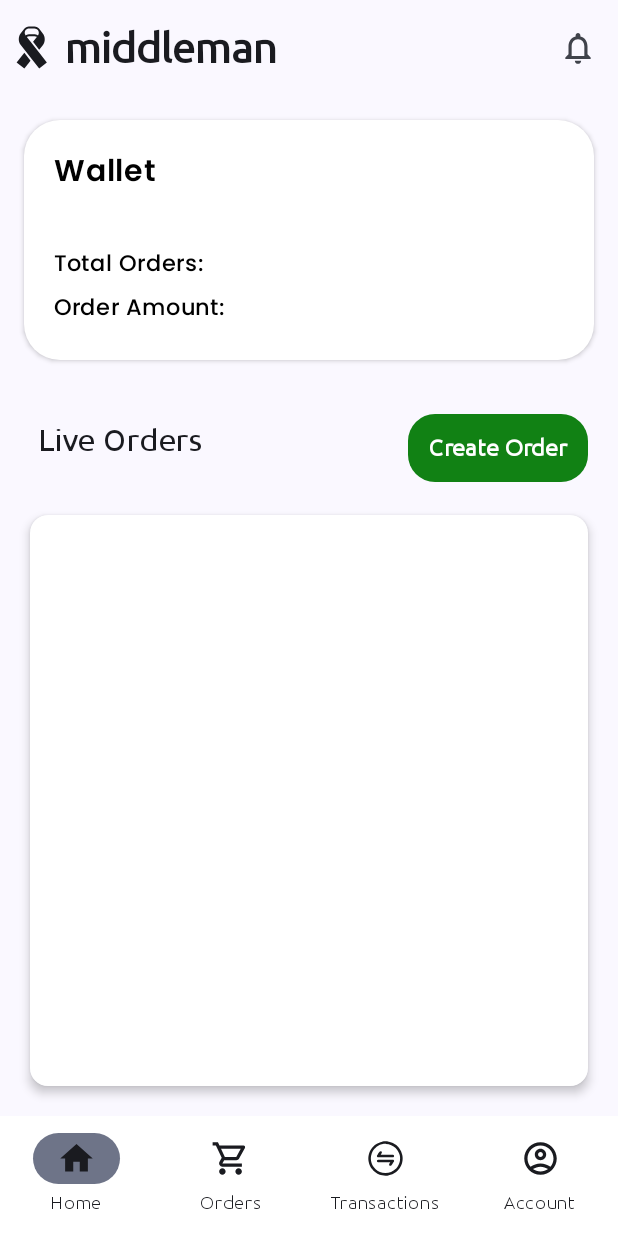
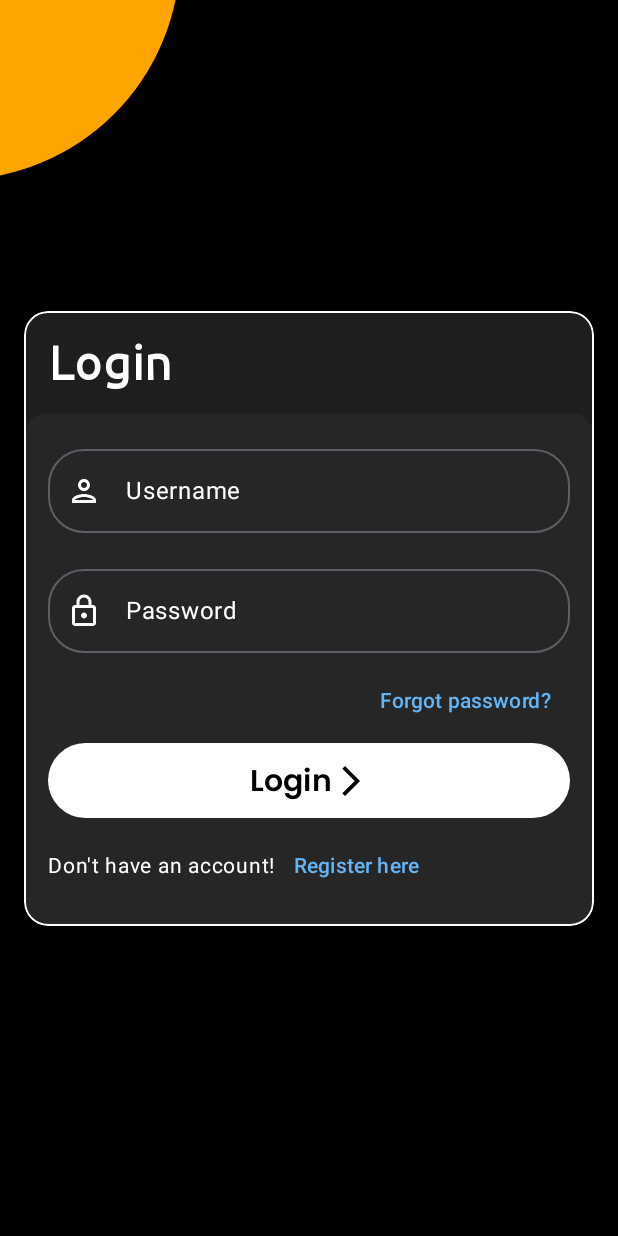
Before and after one commit to ideatmind/Middleman, an Android app built with Jetpack Compose: the screen it shows after launch (MainActivity), on a phone screen of 412 x 824 dp. Run offline under Robolectric (Android 15) with nearby library versions, the phone set to English and light mode, and no system bars.

Commit message:
added navigation

```diff
--- a/app/src/main/java/com/middleman/contracts/MainActivity.kt
+++ b/app/src/main/java/com/middleman/contracts/MainActivity.kt
@@ -1,5 +1,6 @@
 package com.middleman.contracts
 
+import android.annotation.SuppressLint
 import android.os.Bundle
 import androidx.activity.ComponentActivity
 import androidx.activity.compose.setContent
@@ -8,9 +9,14 @@ import androidx.compose.foundation.layout.fillMaxSize
 import androidx.compose.material3.MaterialTheme
 import androidx.compose.material3.Surface
 import androidx.compose.ui.Modifier
+import androidx.navigation.compose.rememberNavController
+import com.middleman.contracts.navigation.NavGraph
+import com.middleman.contracts.screens.LoginScreen
+import com.middleman.contracts.screens.RegisterScreen
 import com.middleman.contracts.ui.theme.ContractsTheme
 
 class MainActivity : ComponentActivity() {
+    @SuppressLint("NewApi")
     override fun onCreate(savedInstanceState: Bundle?) {
         super.onCreate(savedInstanceState)
         enableEdgeToEdge()
@@ -21,7 +27,9 @@ class MainActivity : ComponentActivity() {
                     color = MaterialTheme.colorScheme.background,
 //                    shape = {}
                 ) {
-                    HomeScreen()
+                    val navController = rememberNavController()
+                    NavGraph(navController)
+//                    RegisterScreen(navController)
                 }
             }
         }
--- a/app/src/main/java/com/middleman/contracts/LiveOrders.kt
+++ b/app/src/main/java/com/middleman/contracts/components/LiveOrders.kt
@@ -1,4 +1,4 @@
-package com.middleman.contracts
+package com.middleman.contracts.components
 
 import androidx.compose.foundation.background
 import androidx.compose.foundation.layout.Box
--- a/app/src/main/java/com/middleman/contracts/WalletInfo.kt
+++ b/app/src/main/java/com/middleman/contracts/components/WalletInfo.kt
@@ -1,4 +1,4 @@
-package com.middleman.contracts
+package com.middleman.contracts.components
 
 import androidx.compose.foundation.layout.Column
 import androidx.compose.foundation.layout.fillMaxWidth
--- /dev/null
+++ b/app/src/main/java/com/middleman/contracts/navigation/NavGraph.kt
@@ -0,0 +1,48 @@
+package com.middleman.contracts.navigation
+
+import android.os.Build
+import androidx.annotation.RequiresApi
+import androidx.compose.runtime.Composable
+import androidx.navigation.NavHostController
+import androidx.navigation.compose.NavHost
+import androidx.navigation.compose.composable
+import com.middleman.contracts.screens.HomeScreen
+import com.middleman.contracts.screens.LoginScreen
+import com.middleman.contracts.screens.RegisterScreen
+
+@RequiresApi(Build.VERSION_CODES.TIRAMISU)
+@Composable
+fun NavGraph(
+    navController: NavHostController
+) {
+    NavHost(navController = navController, startDestination = Routes.Login.routes) {
+//        composable(Routes.Splash.routes) {
+//            Splash(navController)
+//        }
+//        composable(Routes.Notification.routes) {
+//            Notification()
+//        }
+        composable(Routes.Home.routes) {
+            HomeScreen(navController)
+        }
+//        composable(Routes.Search.routes) {
+//            Search()
+//        }
+//        composable(Routes.Profile.routes) {
+//            Profile(navController)
+//        }
+//        composable(Routes.BottomNav.routes) {
+//            BottomNav(navController)
+//        }
+//        composable(Routes.AddThreads.routes) {
+//            AddThreads(navController)
+//        }
+        composable(Routes.Login.routes) {
+            LoginScreen(navController)
+        }
+        composable(Routes.Register.routes) {
+            RegisterScreen(navController)
+        }
+
+    }
+}
--- /dev/null
+++ b/app/src/main/java/com/middleman/contracts/navigation/Routes.kt
@@ -0,0 +1,14 @@
+package com.middleman.contracts.navigation
+
+sealed class Routes (val routes : String){
+    object Home : Routes("home")
+    object Search : Routes("search")
+    object Profile : Routes("profile")
+    object Splash : Routes("splash")
+    object AddThreads : Routes("addThreads")
+    object Notification : Routes("notifications")
+    object BottomNav : Routes("bottomNav")
+    object Login : Routes("login")
+    object Register : Routes("register")
+
+}
--- a/app/src/main/java/com/middleman/contracts/HomeScreen.kt
+++ b/app/src/main/java/com/middleman/contracts/screens/HomeScreen.kt
@@ -1,4 +1,4 @@
-package com.middleman.contracts
+package com.middleman.contracts.screens
 
 import android.annotation.SuppressLint
 import androidx.compose.foundation.background
@@ -28,12 +28,17 @@ import androidx.compose.ui.res.painterResource
 import androidx.compose.ui.text.font.FontWeight
 import androidx.compose.ui.unit.dp
 import androidx.compose.ui.unit.sp
+import androidx.navigation.NavHostController
+import com.middleman.contracts.BottomNavigationBar
+import com.middleman.contracts.components.LiveOrders
+import com.middleman.contracts.R
+import com.middleman.contracts.components.WalletInfo
 import com.middleman.contracts.ui.theme.ubuntuFontFamily
 
 @SuppressLint("UnusedMaterial3ScaffoldPaddingParameter")
 @OptIn(ExperimentalMaterial3Api::class)
 @Composable
-fun HomeScreen() {
+fun HomeScreen(navController: NavHostController) {
     Scaffold(
         topBar = {
             TopAppBar(
@@ -65,7 +70,9 @@ fun HomeScreen() {
             )
         },
         bottomBar = {
-            BottomNavigationBar()
+            BottomNavigationBar(
+                navController = navController
+            )
         },
     ) {paddingValues ->
         Column(Modifier.padding(paddingValues)) {
--- /dev/null
+++ b/app/src/main/java/com/middleman/contracts/screens/LoginScreen.kt
@@ -0,0 +1,218 @@
+package com.middleman.contracts.screens
+import androidx.compose.foundation.BorderStroke
+import androidx.compose.foundation.background
+import androidx.compose.foundation.layout.Arrangement
+import androidx.compose.foundation.layout.Box
+import androidx.compose.foundation.layout.Column
+import androidx.compose.foundation.layout.Row
+import androidx.compose.foundation.layout.Spacer
+import androidx.compose.foundation.layout.fillMaxSize
+import androidx.compose.foundation.layout.fillMaxWidth
+import androidx.compose.foundation.layout.height
+import androidx.compose.foundation.layout.offset
+import androidx.compose.foundation.layout.padding
+import androidx.compose.foundation.layout.size
+import androidx.compose.foundation.shape.RoundedCornerShape
+import androidx.compose.material.icons.Icons
+import androidx.compose.material.icons.filled.ArrowForwardIos
+import androidx.compose.material.icons.outlined.Lock
+import androidx.compose.material.icons.outlined.Person
+import androidx.compose.material3.Button
+import androidx.compose.material3.ButtonDefaults
+import androidx.compose.material3.Card
+import androidx.compose.material3.CardDefaults
+import androidx.compose.material3.ExperimentalMaterial3Api
+import androidx.compose.material3.Icon
+import androidx.compose.material3.OutlinedTextField
+import androidx.compose.material3.Text
+import androidx.compose.material3.TextButton
+import androidx.compose.material3.TextFieldDefaults
+import androidx.compose.runtime.Composable
+import androidx.compose.runtime.getValue
+import androidx.compose.runtime.mutableStateOf
+import androidx.compose.runtime.remember
+import androidx.compose.runtime.setValue
+import androidx.compose.ui.Alignment
+import androidx.compose.ui.Modifier
+import androidx.compose.ui.graphics.Color
+import androidx.compose.ui.graphics.graphicsLayer
+import androidx.compose.ui.text.font.FontWeight
+import androidx.compose.ui.text.style.TextAlign
+import androidx.compose.ui.unit.dp
+import androidx.compose.ui.unit.sp
+import androidx.navigation.NavHostController
+import com.middleman.contracts.navigation.Routes
+import com.middleman.contracts.ui.theme.poppinsFontFamily
+import com.middleman.contracts.ui.theme.ubuntuFontFamily
+
+@OptIn(ExperimentalMaterial3Api::class)
+@Composable
+fun LoginScreen(navController: NavHostController) {
+
+    var username by remember { mutableStateOf("") }
+    var password by remember { mutableStateOf("") }
+
+    Box(
+        modifier = Modifier
+            .fillMaxSize()
+            .background(Color.Black)
+    ) {
+        // Orange Triangle
+        Box(
+            modifier = Modifier
+                .size(150.dp)
+                .offset(y = (-30).dp, x = (-30).dp)
+                .background(color = Color(0xFFFFA500), shape = RoundedCornerShape(bottomEnd = 200.dp))
+        )
+
+        // Main Content
+        Column(
+            modifier = Modifier
+                .fillMaxSize()
+                .padding(16.dp),
+            horizontalAlignment = Alignment.CenterHorizontally,
+            verticalArrangement = Arrangement.Center
+        ) {
+        Card(
+            colors = CardDefaults.cardColors(containerColor = Color(0xFF1E1E1E)), // Darker card color
+            border = BorderStroke(0.7.dp, Color.White), // Light purple border
+            shape = RoundedCornerShape(16.dp),
+            modifier = Modifier.graphicsLayer {
+                shadowElevation = 8.dp.toPx() // Adding shadow for depth
+                shape = RoundedCornerShape(16.dp)
+                clip = true
+            }
+        ) {
+            // Title
+            Text(
+                text = "Login",
+                fontWeight = FontWeight.Bold,
+                fontFamily = ubuntuFontFamily,
+                fontSize = 32.sp,
+                color = Color.White,
+                modifier = Modifier.padding(16.dp),
+                textAlign = TextAlign.Center
+            )
+
+            // Green Container
+            Box(
+                modifier = Modifier
+                    .fillMaxWidth()
+                    .background(Color(0xFF262626), shape = RoundedCornerShape(16.dp)) // Darker gray container
+                    .padding(16.dp)
+            ) {
+                Column(
+                    horizontalAlignment = Alignment.Start
+                ) {
+                    // Username Field
+                    OutlinedTextField(
+                        value = username,
+                        onValueChange = { username = it },
+                        label = { Text("Username", color = Color.White) },
+                        leadingIcon = {
+                            Icon(Icons.Outlined.Person, contentDescription = "Username Icon", tint = Color.White)
+                        },
+                        modifier = Modifier.fillMaxWidth(),
+                        shape = RoundedCornerShape(24.dp),
+                        colors = TextFieldDefaults.outlinedTextFieldColors(
+                            unfocusedTextColor = Color.White,
+                            focusedTextColor = Color.White,
+                            cursorColor = Color.White,
+                            disabledLeadingIconColor = Color.Gray,
+                            focusedLeadingIconColor = Color.White,
+                            focusedPlaceholderColor = Color.White,
+                            unfocusedPlaceholderColor = Color(0xFFB0B0B0), // Darker placeholder
+                            disabledTextColor = Color.LightGray,
+                            errorTextColor = Color.Red,
+                            unfocusedLeadingIconColor = Color(0xFFB0B0B0), // Darker icon
+                            focusedBorderColor = Color.White,
+                        )
+                    )
+
+                    Spacer(modifier = Modifier.height(16.dp))
+
+                    // Password Field
+                    OutlinedTextField(
+                        value = password,
+                        onValueChange = { password = it },
+                        label = { Text("Password", color = Color.White) },
+                        leadingIcon = {
+                            Icon(Icons.Outlined.Lock, contentDescription = "Password Icon", tint = Color.White)
+                        },
+                        shape = RoundedCornerShape(24.dp),
+                        modifier = Modifier.fillMaxWidth(),
+                        colors = TextFieldDefaults.outlinedTextFieldColors(
+                            unfocusedTextColor = Color.White,
+                            focusedTextColor = Color.White,
+                            cursorColor = Color.White,
+                            disabledLeadingIconColor = Color.Gray,
+                            focusedLeadingIconColor = Color.White,
+                            focusedPlaceholderColor = Color.White,
+                            unfocusedPlaceholderColor = Color(0xFFB0B0B0), // Darker placeholder
+                            disabledTextColor = Color.LightGray,
+                            errorTextColor = Color.Red,
+                            unfocusedLeadingIconColor = Color(0xFFB0B0B0), // Darker icon
+                            focusedBorderColor = Color.White,
+                        )
+                    )
+
+                    Spacer(modifier = Modifier.height(6.dp))
+
+                    // Forgot Password Text
+                    TextButton (onClick = {}, Modifier.align(Alignment.End)) {
+                        Text("Forgot password?",
+                            modifier = Modifier
+                                .padding(top = 4.dp),
+                            color = Color(0xFF64B5F6),
+                            fontSize = 14.sp
+                        )
+                    }
+
+                    Spacer(modifier = Modifier.height(6.dp))
+                    // Login Button
+                    Button(
+                        onClick = {
+                            navController.navigate(Routes.Home.routes) {
+                                popUpTo(navController.graph.startDestinationId)
+                                launchSingleTop = true
+                            }
+                        },
+                        colors = ButtonDefaults.buttonColors(Color.White), // Orange button color
+                        modifier = Modifier
+                            .fillMaxWidth()
+                            .height(50.dp)
+                    ) {
+                        Row(
+                            verticalAlignment = Alignment.CenterVertically,
+                            horizontalArrangement = Arrangement.SpaceBetween
+                        ) {
+                            Text(text = "Login", color = Color.Black, fontSize = 20.sp, fontFamily = poppinsFontFamily, fontWeight = FontWeight.SemiBold)
+                            Icon(Icons.Default.ArrowForwardIos, contentDescription = "Arrow Icon", tint = Color.Black)
+                        }
+                    }
+
+                    Spacer(modifier = Modifier.height(8.dp))
+
+                    // Terms of Service Text
+                    Row(
+                        verticalAlignment = Alignment.CenterVertically
+                    ) {
+                        Text("Don't have an account!", color = Color.White, fontSize = 14.sp)
+                        TextButton (onClick = {
+                            navController.navigate(Routes.Register.routes) {
+                                popUpTo(navController.graph.startDestinationId)
+                                launchSingleTop = true
+                            }
+                        }){
+                            Text("Register here",
+                                fontSize = 14.sp,
+                                color = Color(0xFF64B5F6)
+                            )
+                        }
+                    }
+                }
+            }
+        }
+        }
+    }
+}
```
Also changed, not shown: app/src/main/java/com/middleman/contracts/BottomNavigationItem.kt (+37 -1 lines), app/src/main/java/com/middleman/contracts/screens/RegisterScreen.kt (added, +247 -0 lines).
